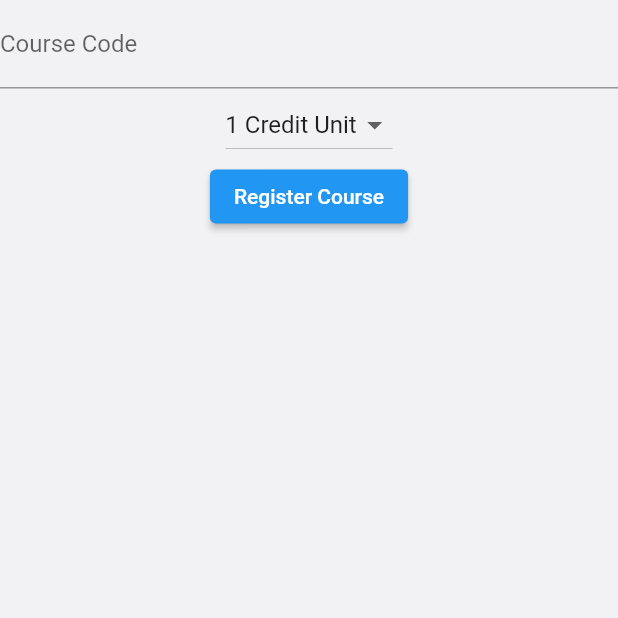
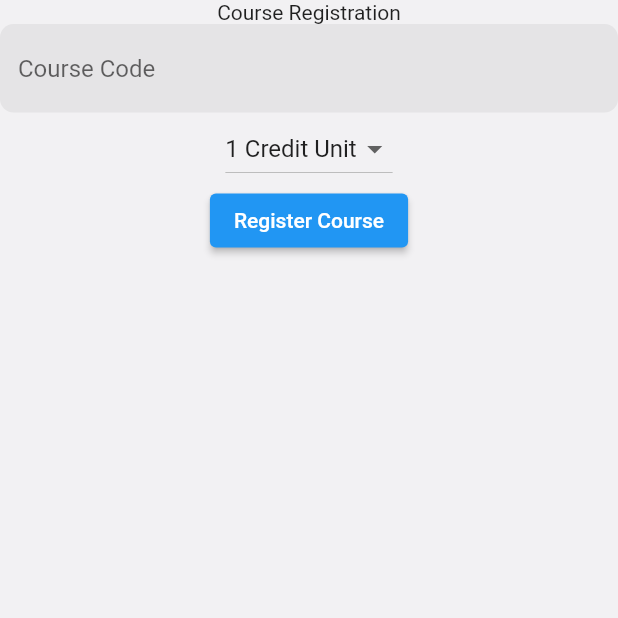
Before and after one commit to Leo-Chan01/student_assess, a Flutter app: the CgpaRegisterScreen screen opened by its route, on a phone screen of 412 x 824 dp, the top half of it. Run offline on Flutter 3.47's test engine with Material 3 defaults, Android fonts, the phone set to English and light mode, and no system bars; our stand-ins replace dio, file_picker, flutter_screenutil, flutter_svg, go_router, modal_bottom_sheet and 1 more; missing offline and left inert: flutter_pdf_text, similarity, wechat_assets_picker.

Commit message:
Extract TextField Widget to Aid Uniformity

```diff
--- a/lib/views/cgpa_register_screen.dart
+++ b/lib/views/cgpa_register_screen.dart
@@ -1,6 +1,7 @@
 import 'package:flutter/material.dart';
 import 'package:provider/provider.dart';
 import 'package:student_assess/view_model/providers/cgpa_calculator_provider.dart';
+import 'package:student_assess/views/widgets/student_assess_textfield_widget.dart';
 
 class CgpaRegisterScreen extends StatelessWidget {
   CgpaRegisterScreen({super.key});
@@ -14,9 +15,12 @@ class CgpaRegisterScreen extends StatelessWidget {
       body: SafeArea(
         child: Column(
           children: [
-            TextField(
-              controller: _courseController,
-              decoration: const InputDecoration(labelText: 'Course Code'),
+            const Text("Course Registration"),
+            StudentAssessTextField(
+              inputcontroller: _courseController,
+              hintText: "Course Code",
+              maxLinesNeeded: 1,
+              inputType: TextInputType.name,
             ),
             DropdownButton<int>(
               value: cgpaProvider.selectedCreditUnit,
--- a/lib/views/student_assess_page.dart
+++ b/lib/views/student_assess_page.dart
@@ -8,6 +8,7 @@ import 'package:provider/provider.dart';
 import 'package:student_assess/view_model/providers/file_picker_provider.dart';
 import 'package:student_assess/view_model/utils/config/color.dart';
 import 'package:student_assess/view_model/utils/extension/num_extension.dart';
+import 'package:student_assess/views/widgets/student_assess_textfield_widget.dart';
 
 class StudentAssessPage extends StatelessWidget {
   const StudentAssessPage({super.key});
@@ -122,20 +123,9 @@ class StudentAssessPage extends StatelessWidget {
                 )),
               ),
               SizedBox(height: 32.h),
-              TextFormField(
-                decoration: InputDecoration(
-                    hintText: "Write your summary here",
-                    fillColor: AppColor.grey.withOpacity(0.1),
-                    filled: true,
-                    border: OutlineInputBorder(
-                        borderSide: BorderSide.none,
-                        borderRadius: BorderRadius.circular(12.r))),
-                keyboardType: TextInputType.multiline,
-                minLines: 1,
-                controller: inputcontroller,
-                maxLines: null,
-                expands: false,
-              ),
+              StudentAssessTextField(
+                  inputcontroller: inputcontroller,
+                  hintText: "Write your summary here"),
               SizedBox(height: 32.h),
               SizedBox(
                 width: double.infinity,
--- /dev/null
+++ b/lib/views/widgets/student_assess_textfield_widget.dart
@@ -0,0 +1,36 @@
+import 'package:flutter/material.dart';
+import 'package:flutter_screenutil/flutter_screenutil.dart';
+import 'package:student_assess/view_model/utils/config/color.dart';
+
+// ignore: must_be_immutable
+class StudentAssessTextField extends StatelessWidget {
+  StudentAssessTextField(
+      {super.key,
+      required this.inputcontroller,
+      required this.hintText,
+      this.maxLinesNeeded,
+      this.inputType});
+
+  final TextEditingController inputcontroller;
+  String hintText;
+  int? maxLinesNeeded;
+  TextInputType? inputType;
+
+  @override
+  Widget build(BuildContext context) {
+    return TextFormField(
+      decoration: InputDecoration(
+          hintText: hintText,
+          fillColor: AppColor.grey.withOpacity(0.1),
+          filled: true,
+          border: OutlineInputBorder(
+              borderSide: BorderSide.none,
+              borderRadius: BorderRadius.circular(12.r))),
+      keyboardType: inputType ?? TextInputType.multiline,
+      minLines: 1,
+      controller: inputcontroller,
+      maxLines: (maxLinesNeeded != null) ? maxLinesNeeded : null,
+      expands: false,
+    );
+  }
+}
```
